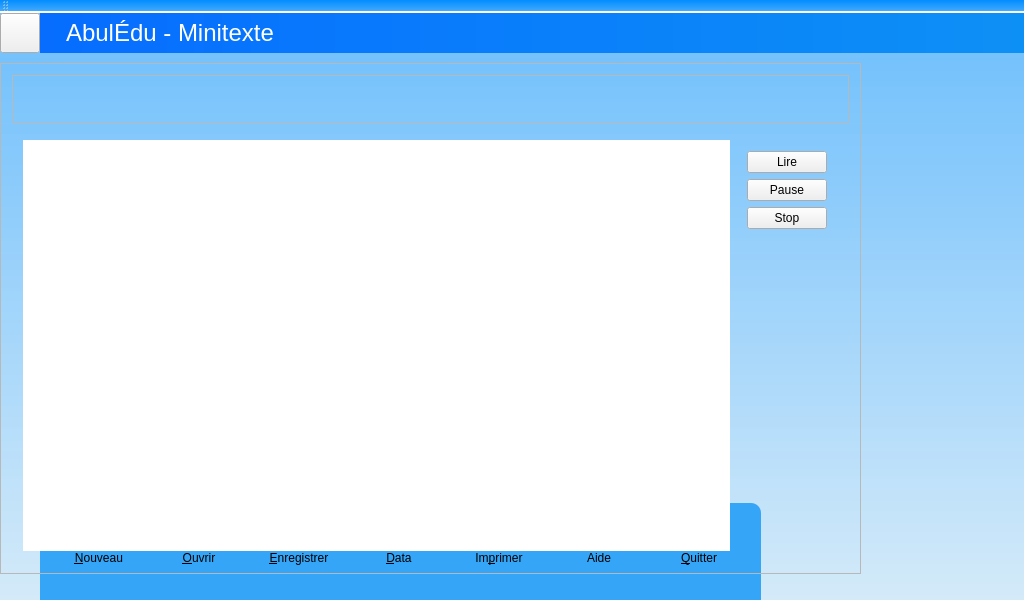
This is mainwindow.ui in Txikilinux/abuledu-minitexte as Qt 5 draws it before an edit. The edited form follows.
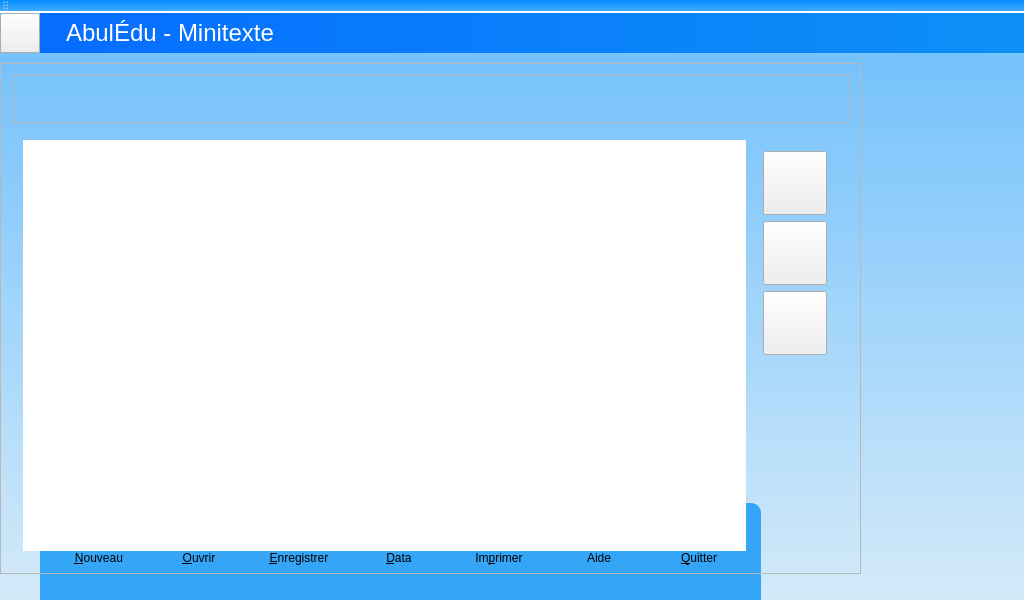
This is the edited form. The open tabs and pages were chosen to show the change. Icons and pictures are not drawn. Custom widgets are drawn as their Qt base class.

Commit message: Remise en place des boutons

The edit to the form file:
```diff
--- a/mainwindow.ui
+++ b/mainwindow.ui
@@ -456,23 +456,44 @@
           <widget class="QFrame" name="frmPico">
            <layout class="QVBoxLayout" name="verticalLayout">
             <item>
-             <widget class="QPushButton" name="btnLire">
-              <property name="text">
-               <string>Lire</string>
+             <widget class="AbulEduFlatBoutonV1" name="btnLire">
+              <property name="minimumSize">
+               <size>
+                <width>64</width>
+                <height>64</height>
+               </size>
               </property>
+              <property name="iconSize">
+               <size>
+                <width>64</width>
+                <height>64</height>
+               </size>
+              </property>
+              <property name="iconeNormale">
+               <string>:/abuledutextev1/buttons/play</string>
+              </property>
              </widget>
             </item>
             <item>
-             <widget class="QPushButton" name="btnPause">
-              <property name="text">
-               <string>Pause</string>
+             <widget class="AbulEduFlatBoutonV1" name="btnPause">
+              <property name="minimumSize">
+               <size>
+                <width>64</width>
+                <height>64</height>
+               </size>
               </property>
              </widget>
             </item>
             <item>
-             <widget class="QPushButton" name="btnStop">
-              <property name="text">
-               <string>Stop</string>
+             <widget class="AbulEduFlatBoutonV1" name="btnStop">
+              <property name="minimumSize">
+               <size>
+                <width>64</width>
+                <height>64</height>
+               </size>
+              </property>
+              <property name="iconeNormale">
+               <string>:/abuledutextev1/buttons/stop</string>
               </property>
              </widget>
             </item>
```
Left out of the diff: 11 changed lines with no effect on the pictures.
